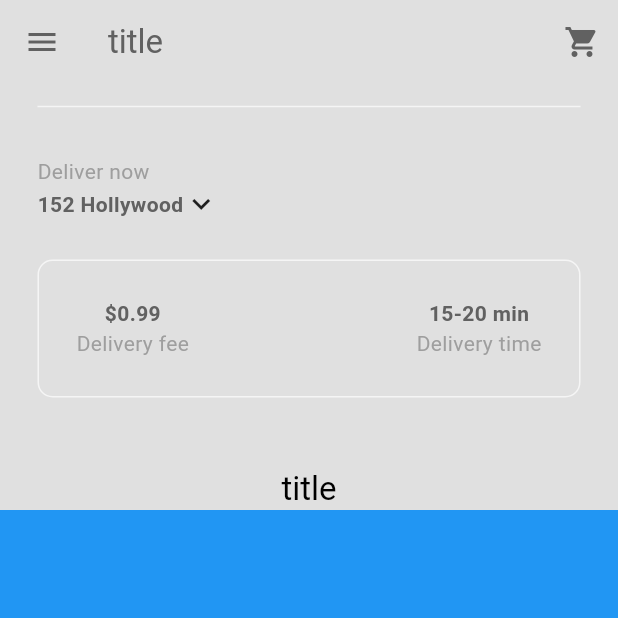
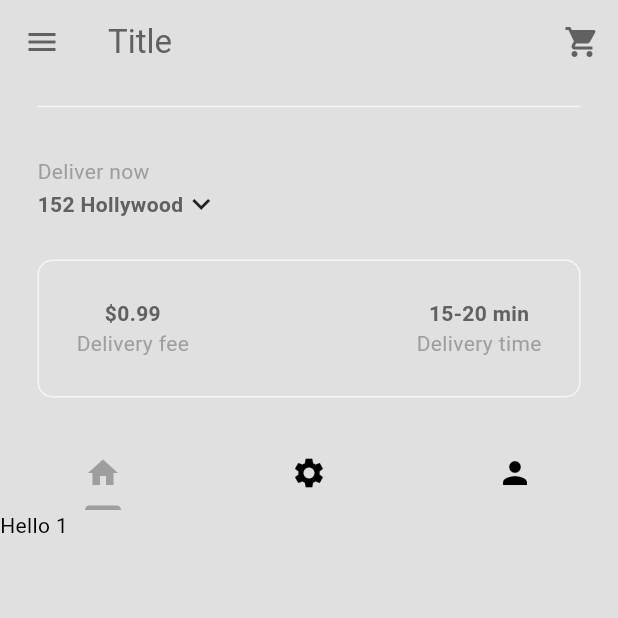
Before and after one commit to MihaelGolob/flutter-food-delivery, a Flutter app: the screen it shows after launch, after a tap on "Sign In", on a phone screen of 412 x 824 dp, the top half of it. Run offline on Flutter 3.47's test engine with Material 3 defaults, Android fonts, the phone set to English and light mode, and no system bars.

Commit message:
add a tab bar

```diff
--- a/lib/components/dove_sliver_app_bar.dart
+++ b/lib/components/dove_sliver_app_bar.dart
@@ -11,7 +11,7 @@ class DoveSliverAppBar extends StatelessWidget {
     final theme = Theme.of(context).colorScheme;
 
     return SliverAppBar(
-      title: title,
+      title: const Text('Title'),
       backgroundColor: theme.surface,
       foregroundColor: theme.inversePrimary,
       expandedHeight: 340,
--- /dev/null
+++ b/lib/components/dove_tab_bar.dart
@@ -0,0 +1,20 @@
+import 'package:flutter/material.dart';
+
+class DoveTabBar extends StatelessWidget {
+  final TabController tabController;
+
+  const DoveTabBar({super.key, required this.tabController});
+
+  @override
+  Widget build(BuildContext context) {
+    return TabBar(
+      dividerColor: Colors.transparent,
+      controller: tabController,
+      tabs: const [
+        Tab(icon: Icon(Icons.home)),
+        Tab(icon: Icon(Icons.settings)),
+        Tab(icon: Icon(Icons.person)),
+      ],
+    );
+  }
+}
--- a/lib/pages/home_page.dart
+++ b/lib/pages/home_page.dart
@@ -2,10 +2,30 @@ import 'package:flutter/material.dart';
 import 'package:food_delivery/components/dove_current_location.dart';
 import 'package:food_delivery/components/dove_description_box.dart';
 import 'package:food_delivery/components/dove_sliver_app_bar.dart';
+import 'package:food_delivery/components/dove_tab_bar.dart';
 import 'package:food_delivery/components/drawer/dove_drawer.dart';
 
-class HomePage extends StatelessWidget {
+class HomePage extends StatefulWidget {
   const HomePage({super.key});
+
+  @override
+  State<HomePage> createState() => _HomePageState();
+}
+
+class _HomePageState extends State<HomePage> with SingleTickerProviderStateMixin {
+  late TabController _tabController;
+
+  @override
+  void initState() {
+    super.initState();
+    _tabController = TabController(length: 3, vsync: this);
+  }
+
+  @override
+  void dispose() {
+    super.dispose();
+    super.dispose();
+  }
 
   @override
   Widget build(BuildContext context) {
@@ -16,7 +36,7 @@ class HomePage extends StatelessWidget {
         body: NestedScrollView(
           headerSliverBuilder: (context, innerBoxIsScroller) => [
             DoveSliverAppBar(
-              title: const Text('title'),
+              title: DoveTabBar(tabController: _tabController),
               child: Column(
                 mainAxisAlignment: MainAxisAlignment.end,
                 children: [
@@ -27,7 +47,14 @@ class HomePage extends StatelessWidget {
               ),
             ),
           ],
-          body: Container(color: Colors.blue),
+          body: TabBarView(
+            controller: _tabController,
+            children: [
+              Text('Hello 1'),
+              Text('Hello 2'),
+              Text('Hello 3'),
+            ],
+          ),
         ));
   }
 }
```
